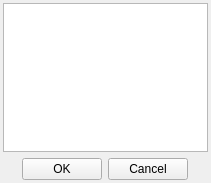
This is plugins/icq/notewidget.ui in Winand/mqutim as Qt 5 draws it before an edit. The edited form follows.
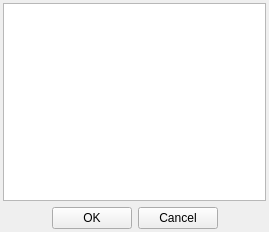
This is the edited form. Icons and pictures are not drawn.

The edit to the form file:
```diff
--- a/plugins/icq/notewidget.ui
+++ b/plugins/icq/notewidget.ui
@@ -5,8 +5,8 @@
    <rect>
     <x>0</x>
     <y>0</y>
-    <width>211</width>
-    <height>183</height>
+    <width>269</width>
+    <height>232</height>
    </rect>
   </property>
   <property name="windowTitle" >
```
Left out of the diff: 8 changed lines with no effect on the pictures.
